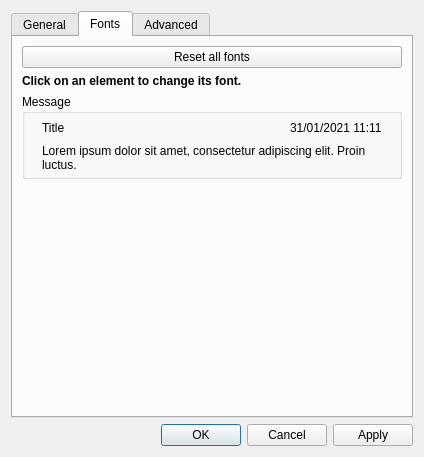
Old version of the form src/settingsdialog.ui in the repository seird/gotify-tray-cpp.
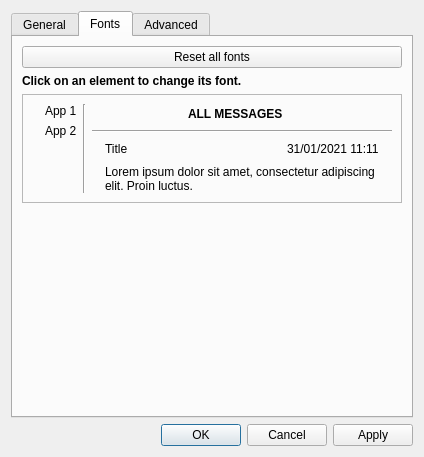
New version of the form. The open tabs and pages were chosen to show the change. Icons and pictures are not drawn. Custom widgets are drawn as their Qt base class.

Commit message: application font setting

The edit to the form file:
```diff
--- a/src/settingsdialog.ui
+++ b/src/settingsdialog.ui
@@ -249,62 +249,31 @@
         </widget>
        </item>
        <item>
-        <widget class="QGroupBox" name="groupBox_fonts_message">
-         <property name="title">
-          <string>Message</string>
+        <widget class="QFrame" name="frame">
+         <property name="frameShape">
+          <enum>QFrame::StyledPanel</enum>
          </property>
-         <layout class="QVBoxLayout" name="layout_fonts_message">
-          <property name="spacing">
-           <number>6</number>
-          </property>
-          <property name="leftMargin">
-           <number>4</number>
-          </property>
-          <property name="topMargin">
-           <number>4</number>
-          </property>
-          <property name="rightMargin">
-           <number>4</number>
-          </property>
-          <property name="bottomMargin">
-           <number>4</number>
-          </property>
-          <item>
-           <layout class="QGridLayout" name="gridLayoutMessage">
-            <item row="0" column="1">
-             <widget class="ClickableLabel" name="label_title">
-              <property name="toolTip">
-               <string>Title font</string>
-              </property>
-              <property name="styleSheet">
-               <string notr="true">ClickableLabel {border: 1px solid red;}</string>
-              </property>
-              <property name="text">
-               <string>Title</string>
+         <property name="frameShadow">
+          <enum>QFrame::Raised</enum>
+         </property>
+         <layout class="QGridLayout" name="gridLayout_8">
+          <item row="0" column="0">
+           <layout class="QGridLayout" name="gridLayout_5">
+            <item row="0" column="2" rowspan="3">
+             <widget class="Line" name="line">
+              <property name="orientation">
+               <enum>Qt::Vertical</enum>
               </property>
              </widget>
             </item>
-            <item row="0" column="0">
-             <widget class="QLabel" name="label_icon">
+            <item row="0" column="8">
+             <widget class="QLabel" name="label_11">
               <property name="maximumSize">
                <size>
-                <width>33</width>
-                <height>33</height>
+                <width>20</width>
+                <height>20</height>
                </size>
               </property>
-              <property name="text">
-               <string/>
-              </property>
-              <property name="pixmap">
-               <pixmap resource="../resources.qrc">:/res/icons/gotify-tray++.ico</pixmap>
-              </property>
-              <property name="scaledContents">
-               <bool>true</bool>
-              </property>
-             </widget>
-            </item>
-            <item row="0" column="4">
-             <widget class="QLabel" name="label_delete">
               <property name="text">
                <string/>
               </property>
@@ -313,8 +282,8 @@
               </property>
              </widget>
             </item>
-            <item row="0" column="2">
-             <spacer name="horizontalSpacer_7">
+            <item row="0" column="6">
+             <spacer name="horizontalSpacer_9">
               <property name="orientation">
                <enum>Qt::Horizontal</enum>
               </property>
@@ -326,35 +295,259 @@
               </property>
              </spacer>
             </item>
+            <item row="0" column="7">
+             <widget class="QLabel" name="label_10">
+              <property name="maximumSize">
+               <size>
+                <width>18</width>
+                <height>18</height>
+               </size>
+              </property>
+              <property name="text">
+               <string/>
+              </property>
+              <property name="pixmap">
+               <pixmap resource="../resources.qrc">:/res/themes/light/refresh.svg</pixmap>
+              </property>
+              <property name="scaledContents">
+               <bool>true</bool>
+              </property>
+             </widget>
+            </item>
+            <item row="1" column="3" colspan="6">
+             <widget class="Line" name="line_2">
+              <property name="orientation">
+               <enum>Qt::Horizontal</enum>
+              </property>
+             </widget>
+            </item>
+            <item row="0" column="4">
+             <spacer name="horizontalSpacer_8">
+              <property name="orientation">
+               <enum>Qt::Horizontal</enum>
+              </property>
+              <property name="sizeHint" stdset="0">
+               <size>
+                <width>40</width>
+                <height>20</height>
+               </size>
+              </property>
+             </spacer>
+            </item>
+            <item row="0" column="5">
+             <widget class="ClickableLabel" name="label_selected_application">
+              <property name="font">
+               <font>
+                <bold>true</bold>
+               </font>
+              </property>
+              <property name="toolTip">
+               <string>Selected application font</string>
+              </property>
+              <property name="styleSheet">
+               <string notr="true">ClickableLabel {border: 1px solid red;}</string>
+              </property>
+              <property name="text">
+               <string>ALL MESSAGES</string>
+              </property>
+             </widget>
+            </item>
             <item row="0" column="3">
-             <widget class="ClickableLabel" name="label_date">
-              <property name="toolTip">
-               <string>Date font</string>
+             <widget class="QLabel" name="label_9">
+              <property name="maximumSize">
+               <size>
+                <width>20</width>
+                <height>20</height>
+               </size>
               </property>
-              <property name="styleSheet">
-               <string notr="true">ClickableLabel {border: 1px solid red;}</string>
-              </property>
               <property name="text">
-               <string>31/01/2021 11:11</string>
+               <string/>
               </property>
-             </widget>
-            </item>
-            <item row="1" column="1" colspan="4">
-             <widget class="ClickableLabel" name="label_message">
-              <property name="toolTip">
-               <string>Message font</string>
+              <property name="pixmap">
+               <pixmap resource="../resources.qrc">:/res/themes/light/status_active.svg</pixmap>
               </property>
-              <property name="styleSheet">
-               <string notr="true">ClickableLabel {border: 1px solid red;}</string>
-              </property>
-              <property name="text">
-               <string>Lorem ipsum dolor sit amet, consectetur adipiscing elit. Proin luctus.</string>
-              </property>
-              <property name="wordWrap">
+              <property name="scaledContents">
                <bool>true</bool>
               </property>
              </widget>
             </item>
+            <item row="2" column="3" colspan="6">
+             <layout class="QGridLayout" name="gridLayoutMessage">
+              <item row="0" column="5">
+               <widget class="ClickableLabel" name="label_delete">
+                <property name="text">
+                 <string/>
+                </property>
+                <property name="pixmap">
+                 <pixmap resource="../resources.qrc">:/res/themes/light/trashcan.svg</pixmap>
+                </property>
+               </widget>
+              </item>
+              <item row="1" column="2" colspan="4">
+               <widget class="ClickableLabel" name="label_message">
+                <property name="toolTip">
+                 <string>Message font</string>
+                </property>
+                <property name="styleSheet">
+                 <string notr="true">ClickableLabel {border: 1px solid red;}</string>
+                </property>
+                <property name="text">
+                 <string>Lorem ipsum dolor sit amet, consectetur adipiscing elit. Proin luctus.</string>
+                </property>
+                <property name="wordWrap">
+                 <bool>true</bool>
+                </property>
+               </widget>
+              </item>
+              <item row="0" column="2">
+               <widget class="ClickableLabel" name="label_title">
+                <property name="toolTip">
+                 <string>Title font</string>
+                </property>
+                <property name="styleSheet">
+                 <string notr="true">ClickableLabel {border: 1px solid red;}</string>
+                </property>
+                <property name="text">
+                 <string>Title</string>
+                </property>
+               </widget>
+              </item>
+              <item row="0" column="3">
+               <spacer name="horizontalSpacer_7">
+                <property name="orientation">
+                 <enum>Qt::Horizontal</enum>
+                </property>
+                <property name="sizeHint" stdset="0">
+                 <size>
+                  <width>40</width>
+                  <height>20</height>
+                 </size>
+                </property>
+               </spacer>
+              </item>
+              <item row="0" column="4">
+               <widget class="ClickableLabel" name="label_date">
+                <property name="toolTip">
+                 <string>Date font</string>
+                </property>
+                <property name="styleSheet">
+                 <string notr="true">ClickableLabel {border: 1px solid red;}</string>
+                </property>
+                <property name="text">
+                 <string>31/01/2021 11:11</string>
+                </property>
+               </widget>
+              </item>
+              <item row="0" column="1">
+               <widget class="ClickableLabel" name="label_icon">
+                <property name="maximumSize">
+                 <size>
+                  <width>33</width>
+                  <height>33</height>
+                 </size>
+                </property>
+                <property name="text">
+                 <string/>
+                </property>
+                <property name="pixmap">
+                 <pixmap resource="../resources.qrc">:/res/icons/gotify-tray++.ico</pixmap>
+                </property>
+                <property name="scaledContents">
+                 <bool>true</bool>
+                </property>
+               </widget>
+              </item>
+             </layout>
+            </item>
+            <item row="0" column="1" rowspan="3">
+             <layout class="QGridLayout" name="gridLayout_7">
+              <item row="2" column="0">
+               <spacer name="verticalSpacer_4">
+                <property name="orientation">
+                 <enum>Qt::Vertical</enum>
+                </property>
+                <property name="sizeHint" stdset="0">
+                 <size>
+                  <width>20</width>
+                  <height>40</height>
+                 </size>
+                </property>
+               </spacer>
+              </item>
+              <item row="1" column="0">
+               <layout class="QHBoxLayout" name="horizontalLayout_2">
+                <item>
+                 <widget class="QLabel" name="label_6">
+                  <property name="maximumSize">
+                   <size>
+                    <width>33</width>
+                    <height>33</height>
+                   </size>
+                  </property>
+                  <property name="text">
+                   <string/>
+                  </property>
+                  <property name="pixmap">
+                   <pixmap resource="../resources.qrc">:/res/icons/gotify-tray++.ico</pixmap>
+                  </property>
+                  <property name="scaledContents">
+                   <bool>true</bool>
+                  </property>
+                 </widget>
+                </item>
+                <item>
+                 <widget class="ClickableLabel" name="label_application2">
+                  <property name="toolTip">
+                   <string>Application font</string>
+                  </property>
+                  <property name="styleSheet">
+                   <string notr="true">ClickableLabel {border: 1px solid red;}</string>
+                  </property>
+                  <property name="text">
+                   <string>App 2</string>
+                  </property>
+                 </widget>
+                </item>
+               </layout>
+              </item>
+              <item row="0" column="0">
+               <layout class="QHBoxLayout" name="horizontalLayout">
+                <item>
+                 <widget class="QLabel" name="label_5">
+                  <property name="maximumSize">
+                   <size>
+                    <width>33</width>
+                    <height>33</height>
+                   </size>
+                  </property>
+                  <property name="text">
+                   <string/>
+                  </property>
+                  <property name="pixmap">
+                   <pixmap resource="../resources.qrc">:/res/icons/gotify-tray++.ico</pixmap>
+                  </property>
+                  <property name="scaledContents">
+                   <bool>true</bool>
+                  </property>
+                 </widget>
+                </item>
+                <item>
+                 <widget class="ClickableLabel" name="label_application1">
+                  <property name="toolTip">
+                   <string>Application font</string>
+                  </property>
+                  <property name="styleSheet">
+                   <string notr="true">ClickableLabel {border: 1px solid red;}</string>
+                  </property>
+                  <property name="text">
+                   <string>App 1</string>
+                  </property>
+                 </widget>
+                </item>
+               </layout>
+              </item>
+             </layout>
+            </item>
            </layout>
           </item>
          </layout>
```
Left out of the diff: 89 changed lines with no effect on the pictures. The commit also changes 5 other files.
